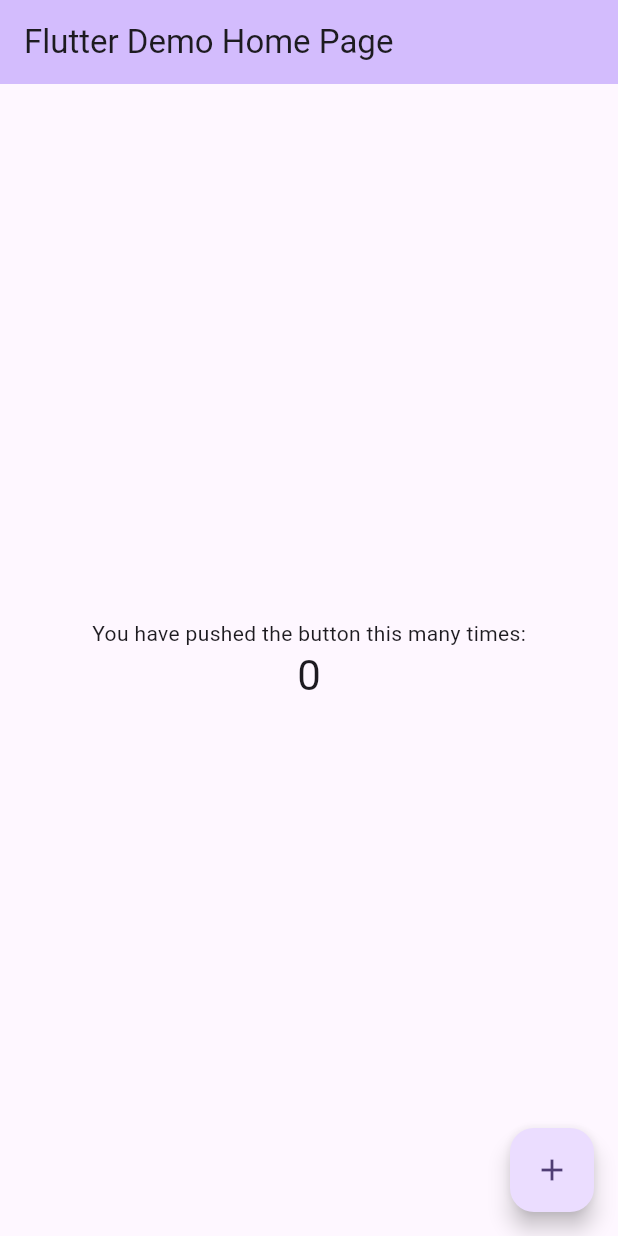
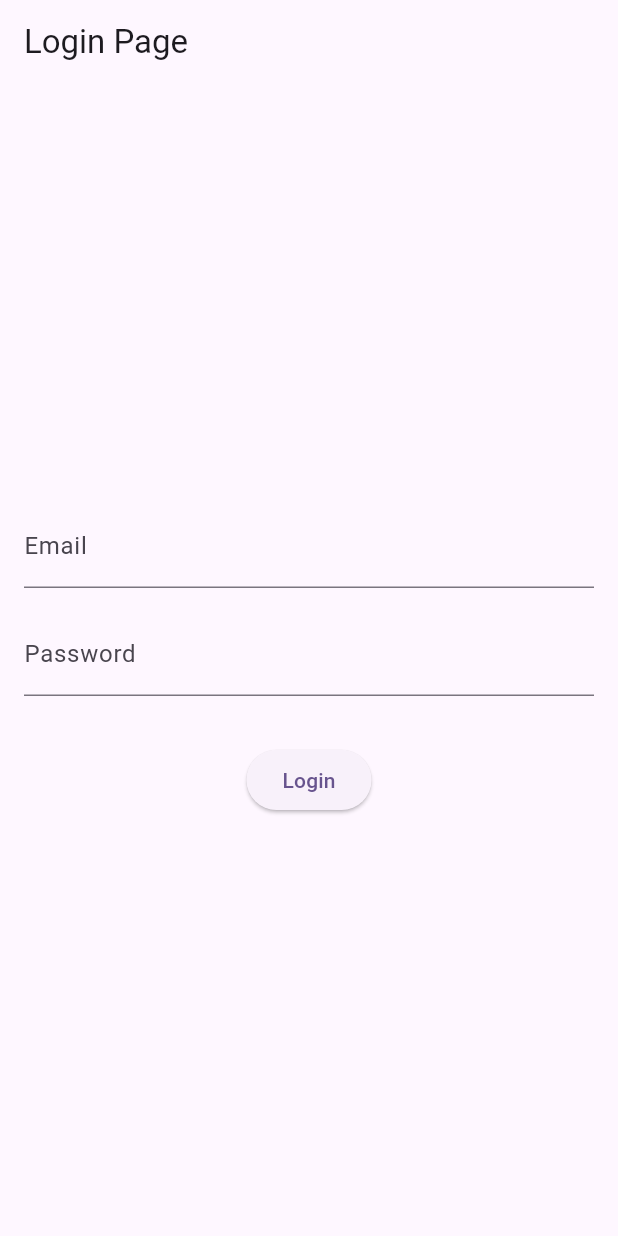
Before and after one commit to Aniket113/Hungsforbugs, a Flutter app: the screen it shows after launch, on a phone screen of 412 x 824 dp. Run offline on Flutter 3.47's test engine with Material 3 defaults, Android fonts, the light colour scheme and no system bars.

Commit message:
login page done

```diff
--- /dev/null
+++ b/lib/loginn.dart
@@ -0,0 +1,74 @@
+import 'package:flutter/material.dart';
+
+
+class LoginPage extends StatefulWidget {
+  @override
+  _LoginPageState createState() => _LoginPageState();
+}
+
+class _LoginPageState extends State<LoginPage> {
+  final _formKey = GlobalKey<FormState>();
+  String _email = '';
+  String _password = '';
+
+  void _login() {
+    if (_formKey.currentState!.validate()) {
+      _formKey.currentState!.save();
+      // Perform login action here (e.g., send request to a server)
+      print('Email: $_email');
+      print('Password: $_password');
+    }
+  }
+
+  @override
+  Widget build(BuildContext context) {
+    return Scaffold(
+      appBar: AppBar(
+        title: Text('Login Page'),
+      ),
+      body: Padding(
+        padding: EdgeInsets.all(16.0),
+        child: Form(
+          key: _formKey,
+          child: Column(
+            mainAxisAlignment: MainAxisAlignment.center,
+            children: <Widget>[
+              TextFormField(
+                decoration: InputDecoration(labelText: 'Email'),
+                keyboardType: TextInputType.emailAddress,
+                validator: (value) {
+                  if (value == null || value.isEmpty) {
+                    return 'Please enter your email';
+                  }
+                  return null;
+                },
+                onSaved: (value) {
+                  _email = value!;
+                },
+              ),
+              SizedBox(height: 16.0),
+              TextFormField(
+                decoration: InputDecoration(labelText: 'Password'),
+                obscureText: true,
+                validator: (value) {
+                  if (value == null || value.isEmpty) {
+                    return 'Please enter your password';
+                  }
+                  return null;
+                },
+                onSaved: (value) {
+                  _password = value!;
+                },
+              ),
+              SizedBox(height: 32.0),
+              ElevatedButton(
+                onPressed: _login,
+                child: Text('Login'),
+              ),
+            ],
+          ),
+        ),
+      ),
+    );
+  }
+}
--- a/lib/main.dart
+++ b/lib/main.dart
@@ -1,4 +1,6 @@
 import 'package:flutter/material.dart';
+
+import 'loginn.dart';
 
 void main() {
   runApp(const MyApp());
@@ -31,7 +33,7 @@
         colorScheme: ColorScheme.fromSeed(seedColor: Colors.deepPurple),
         useMaterial3: true,
       ),
-      home: const MyHomePage(title: 'Flutter Demo Home Page'),
+      home: LoginPage(),
     );
   }
 }
```
Also changed, not shown: 1 other file.
